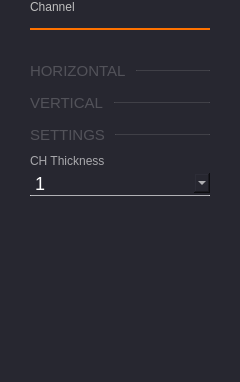
analogdevicesinc/scopy, file ui/channel_settings.ui: the form before one commit.
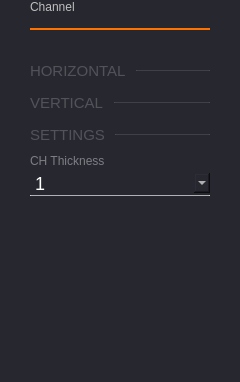
The form after the commit. Icons and pictures are not drawn.

Commit message: Osc: Fix stylesheet of GUI element in channel settings

Patch:
```diff
--- a/ui/channel_settings.ui
+++ b/ui/channel_settings.ui
@@ -323,8 +323,7 @@
        <item>
         <widget class="QLabel" name="lblLineWidth">
          <property name="styleSheet">
-          <string notr="true">fonst-size: 16px;
-color: rgba(255, 255, 255, 153);</string>
+          <string notr="true">color: rgba(255, 255, 255, 102);</string>
          </property>
          <property name="text">
           <string>CH Thickness</string>
```
